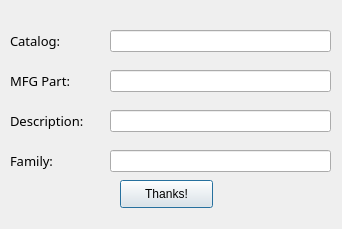
The window that Code/Forms/CatalogHelper_details.ui (EranYonai/Auto-Baseline) describes before a commit, drawn with Qt 5.
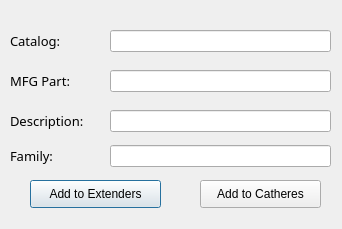
The same window after the commit.

Commit message:
Catalog Helper dialog updates
Updated with the offline working version. Now catalog helper works as it should with the possbility to automatically add to catheters or extenders.

What changed in the file:
```diff
--- a/Code/Forms/CatalogHelper_details.ui
+++ b/Code/Forms/CatalogHelper_details.ui
@@ -94,7 +94,7 @@
    <property name="geometry">
     <rect>
      <x>10</x>
-     <y>150</y>
+     <y>145</y>
      <width>81</width>
      <height>21</height>
     </rect>
@@ -123,7 +123,7 @@
    <property name="geometry">
     <rect>
      <x>110</x>
-     <y>150</y>
+     <y>145</y>
      <width>221</width>
      <height>22</height>
     </rect>
@@ -132,14 +132,27 @@
   <widget class="QPushButton" name="pushButton">
    <property name="geometry">
     <rect>
-     <x>120</x>
+     <x>30</x>
      <y>180</y>
-     <width>93</width>
+     <width>131</width>
      <height>28</height>
     </rect>
    </property>
    <property name="text">
-    <string>Thanks!</string>
+    <string>Add to Extenders</string>
+   </property>
+  </widget>
+  <widget class="QPushButton" name="pushButton_2">
+   <property name="geometry">
+    <rect>
+     <x>200</x>
+     <y>180</y>
+     <width>121</width>
+     <height>28</height>
+    </rect>
+   </property>
+   <property name="text">
+    <string>Add to Catheres</string>
    </property>
   </widget>
  </widget>
```
The commit also changes 3 other files.
